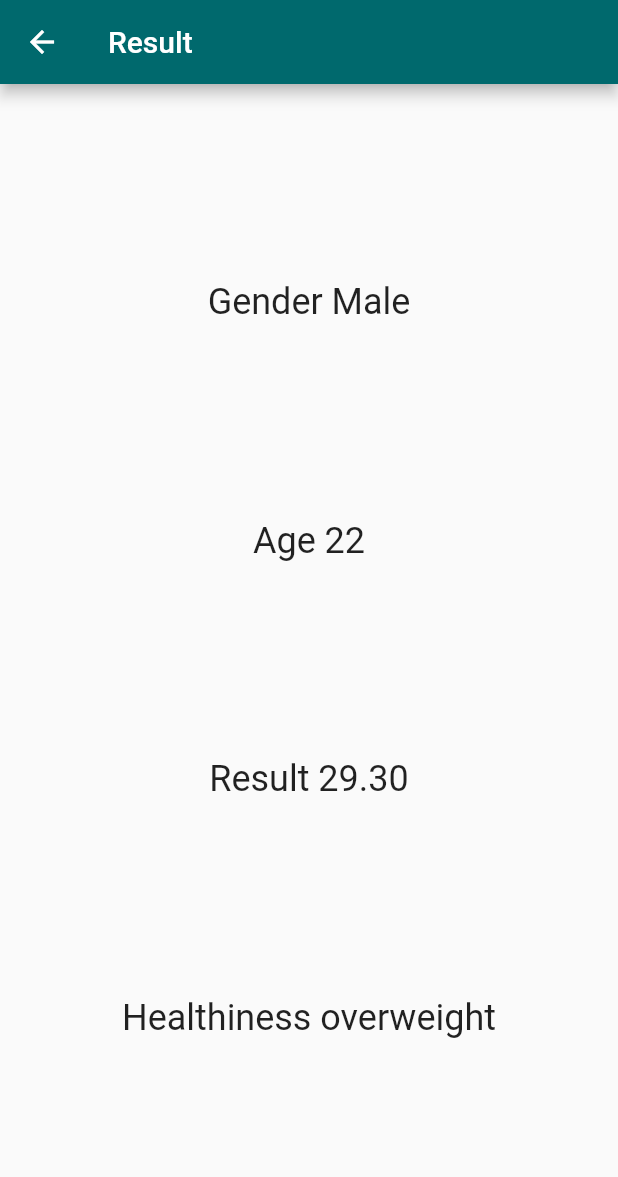
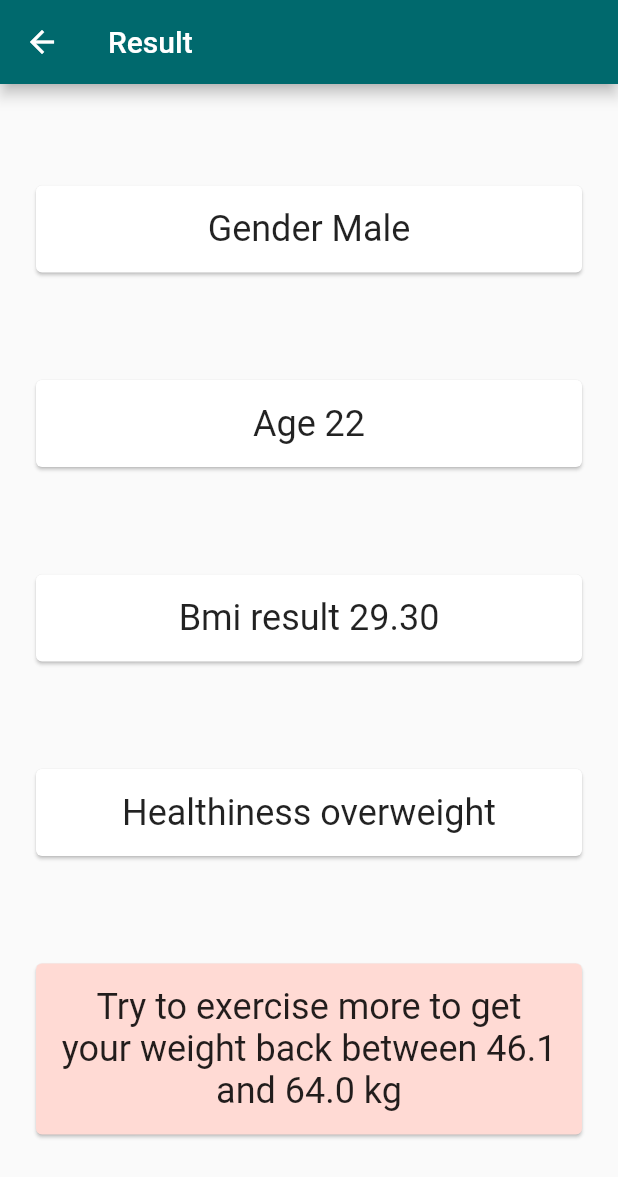
Before and after one commit to Mgahed/BMI-Calculator, a Flutter app: the screen it shows after launch, after a tap on "Calculate", on a phone screen of 412 x 824 dp. Shown: the top 1177 px of the screen. Run offline on Flutter 3.47's test engine with Material 2 defaults, Android fonts, the phone set to English and light mode, and no system bars; our stand-ins replace shared_preferences.

Commit message:
suggest a weight

```diff
--- a/lib/pages/home.dart
+++ b/lib/pages/home.dart
@@ -10,16 +10,27 @@ class Home extends StatefulWidget {
 }
 
 class _HomeState extends State<Home> {
-  @override
-  void initState() {
-    super.initState();
-    setData();
-  }
-
   bool isMale = true;
   int age = 22;
   double height = 160;
   double weight = 75;
+
+  getData() async {
+    SharedPreferences prefs = await SharedPreferences.getInstance();
+    setState(() {
+      isMale = prefs.getBool('isMale') ?? true;
+      age = prefs.getInt('age') ?? 22;
+      height = prefs.getDouble('height') ?? 160;
+      weight = prefs.getDouble('weight') ?? 75;
+    });
+  }
+
+  @override
+  void initState() {
+    super.initState();
+    getData();
+    setData();
+  }
 
   setData() async {
     SharedPreferences prefs = await SharedPreferences.getInstance();
--- a/lib/pages/result.dart
+++ b/lib/pages/result.dart
@@ -27,7 +27,6 @@ class _ResultState extends State<Result> {
       weight = prefs.getDouble('weight') ?? 75;
     });
     bmi = weight / pow(height / 100, 2);
-    print("bmi: $bmi, weight: $weight , age: $age, height: $height");
   }
 
   @override
@@ -50,6 +49,24 @@ class _ResultState extends State<Result> {
     return text;
   }
 
+  String get suggestionPhrase {
+    String text = '';
+    var suggestionWeight = (pow(height / 100, 2));
+    if (bmi >= 30) {
+      text =
+          'Try to exercise more to get your weight back between ${(suggestionWeight * 25).toStringAsFixed(1)} and ${(suggestionWeight * 30).toStringAsFixed(1)} kg';
+    } else if (bmi >= 25 && bmi < 30) {
+      text =
+          'Try to exercise more to get your weight back between ${(suggestionWeight * 18).toStringAsFixed(1)} and ${(suggestionWeight * 25).toStringAsFixed(1)} kg';
+    } else if (bmi >= 18.5 && bmi < 25) {
+      text = 'You have a normal body weight. Good job!';
+    } else {
+      text =
+          'You have a lower than normal body weight. You can eat a bit more to get your weight back between ${(suggestionWeight * 18).toStringAsFixed(1)} and ${(suggestionWeight * 24).toStringAsFixed(1)} kg';
+    }
+    return text;
+  }
+
   @override
   Widget build(BuildContext context) {
     return Scaffold(
@@ -57,18 +74,55 @@ class _ResultState extends State<Result> {
         title: Text(widget.title),
       ),
       body: SafeArea(
-        child: Center(
-          child: Column(
-            mainAxisAlignment: MainAxisAlignment.spaceEvenly,
-            children: [
-              Text("Gender ${isMale ? 'Male' : 'Female'}",
-                  style: Theme.of(context).textTheme.headline5),
-              Text("Age $age", style: Theme.of(context).textTheme.headline5),
-              Text("Result ${bmi.toStringAsFixed(2)}",
-                  style: Theme.of(context).textTheme.headline5),
-              Text("Healthiness $resultPhrase",
-                  style: Theme.of(context).textTheme.headline5),
-            ],
+        child: CustomScrollView(
+          slivers: [
+            SliverFillRemaining(
+              hasScrollBody: false,
+              child: Center(
+                child: Padding(
+                  padding: const EdgeInsets.fromLTRB(20, 0, 20, 0),
+                  child: Column(
+                    mainAxisAlignment: MainAxisAlignment.spaceEvenly,
+                    children: [
+                      card(
+                        context,
+                        "Gender ${isMale ? 'Male' : 'Female'}",
+                      ),
+                      card(
+                        context,
+                        "Age $age",
+                      ),
+                      card(
+                        context,
+                        "Bmi result ${bmi.toStringAsFixed(2)}",
+                      ),
+                      card(
+                        context,
+                        "Healthiness $resultPhrase",
+                      ),
+                      card(context, suggestionPhrase, myColor: true),
+                    ],
+                  ),
+                ),
+              ),
+            ),
+          ],
+        ),
+      ),
+    );
+  }
+
+  Card card(BuildContext context, String text, {bool myColor = false}) {
+    return Card(
+      color: myColor ? Theme.of(context).colorScheme.errorContainer : null,
+      child: Padding(
+        padding: const EdgeInsets.all(15.0),
+        child: SizedBox(
+          width: double.infinity,
+          child: Text(
+            text,
+            style: Theme.of(context).textTheme.headline5,
+            textAlign: TextAlign.center,
           ),
         ),
       ),
--- a/pubspec.yaml
+++ b/pubspec.yaml
@@ -32,9 +32,9 @@ dependencies:
   flutter:
     sdk: flutter
 flutter_icons:
-  android: "launcher_icon"
+  image_path: "asset/icons/icon.png"
+  android: true
   ios: true
-  image_path: "asset/icons/icon.png"
 
 
   # The following adds the Cupertino Icons font to your application.
```
Also changed, not shown: 1 other file.
